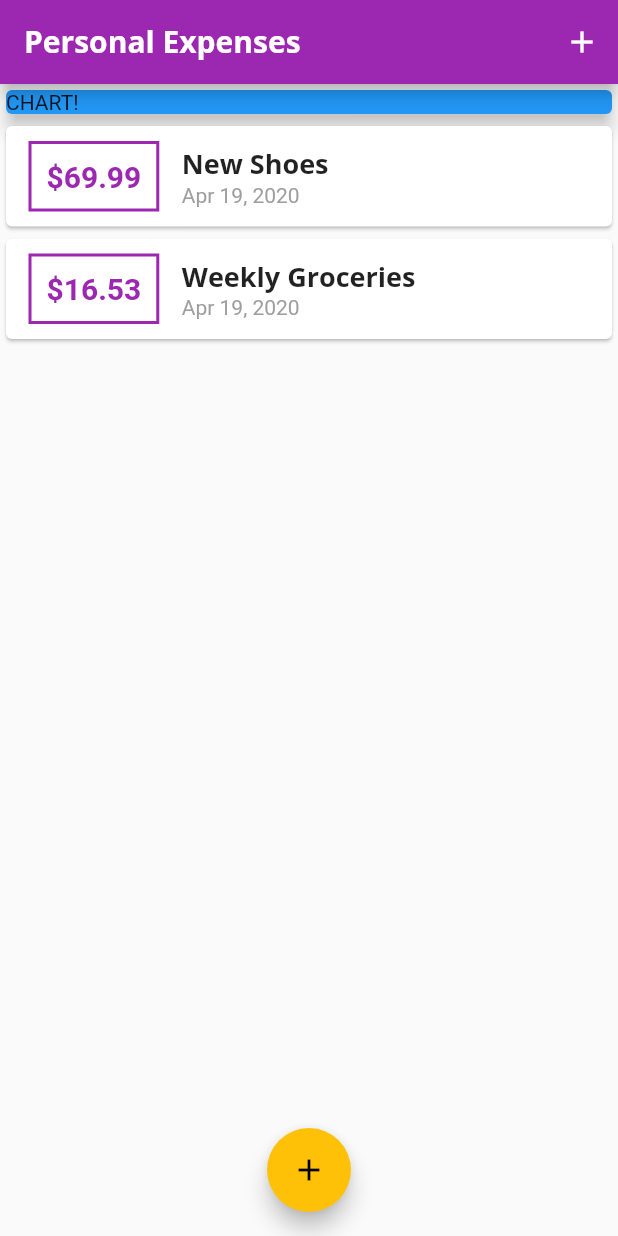
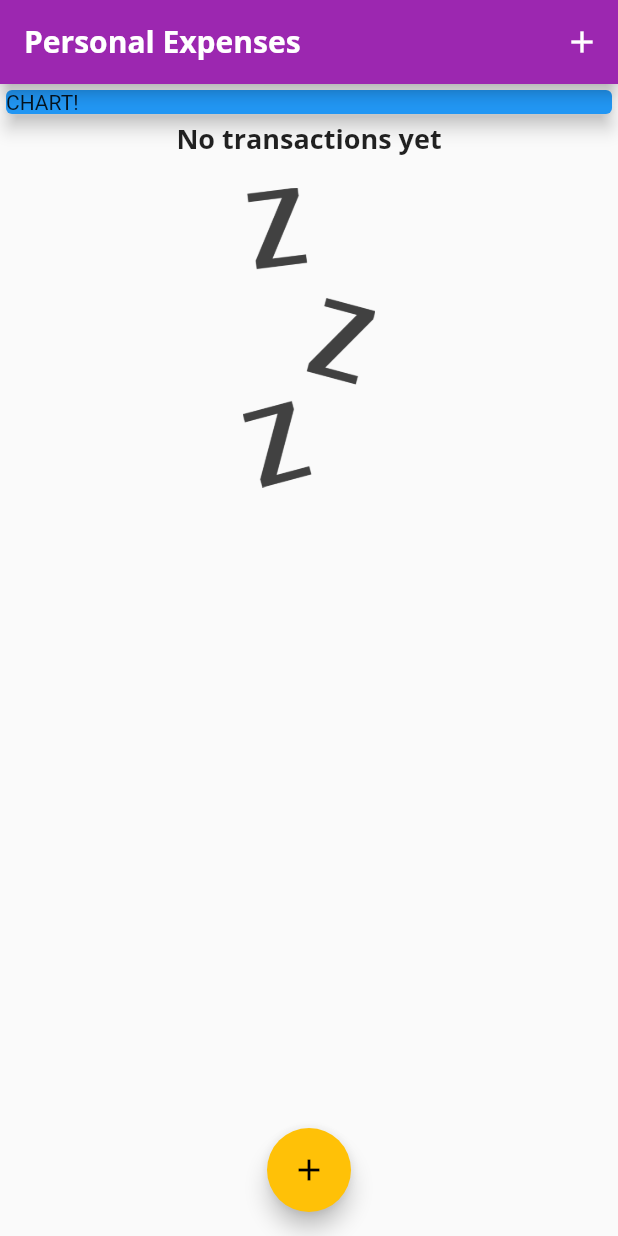
Before and after one commit to enamulhaque028/Flutter-Dart-to-Build-iOS-Android-Apps, a Flutter app: the screen it shows after launch, on a phone screen of 412 x 824 dp. Run offline on Flutter 3.47's test engine with Material 2 defaults, Android fonts, the phone set to English and light mode, and no system bars.

```diff
--- a/4. personalExpensesApp/personal_expenses_app/lib/main.dart
+++ b/4. personalExpensesApp/personal_expenses_app/lib/main.dart
@@ -46,18 +46,18 @@ class MyHomePage extends StatefulWidget {
 
 class _MyHomePageState extends State<MyHomePage> {
   final List<Transaction> _userTransactions = [
-    Transaction(
-      id: 't1',
-      title: 'New Shoes',
-      amount: 69.99,
-      date: DateTime.now(),
-    ),
-    Transaction(
-      id: 't2',
-      title: 'Weekly Groceries',
-      amount: 16.53,
-      date: DateTime.now(),
-    ),
+    // Transaction(
+    //   id: 't1',
+    //   title: 'New Shoes',
+    //   amount: 69.99,
+    //   date: DateTime.now(),
+    // ),
+    // Transaction(
+    //   id: 't2',
+    //   title: 'Weekly Groceries',
+    //   amount: 16.53,
+    //   date: DateTime.now(),
+    // ),
   ];
   void _addNewTransaction(String txTitle, double txAmont) {
     final newTx = Transaction(
--- a/4. personalExpensesApp/personal_expenses_app/lib/widgets/transaction_list.dart
+++ b/4. personalExpensesApp/personal_expenses_app/lib/widgets/transaction_list.dart
@@ -9,7 +9,26 @@ class TransactionList extends StatelessWidget {
   Widget build(BuildContext context) {
     return Container(
       height: 300,
-      child: ListView.builder(
+      child: transactions.isEmpty
+          ? Column(
+              children: <Widget>[
+                Text(
+                  'No transactions yet',
+                  style: Theme.of(context).textTheme.title,
+                ),
+                SizedBox(
+                  height: 20,
+                ),
+                Container(
+                  height: 200,
+                  child: Image.asset(
+                    'assets/images/waiting.png',
+                    fit: BoxFit.cover,
+                  ),
+                )
+              ],
+            )
+          : ListView.builder(
               itemBuilder: (ctx, index) {
                 return Card(
                   child: Row(
--- a/4. personalExpensesApp/personal_expenses_app/pubspec.yaml
+++ b/4. personalExpensesApp/personal_expenses_app/pubspec.yaml
@@ -42,8 +42,8 @@ flutter:
   uses-material-design: true
 
   # To add assets to your application, add an assets section, like this:
-  # assets:
-  #  - images/a_dot_burr.jpeg
+  assets:
+   - assets/images/waiting.png
   #  - images/a_dot_ham.jpeg
 
   # An image asset can refer to one or more resolution-specific "variants", see
```
Also changed, not shown: 4. personalExpensesApp/personal_expenses_app/assets/images/waiting.png (added). Lines whose indentation alone changed are shown as unchanged.
